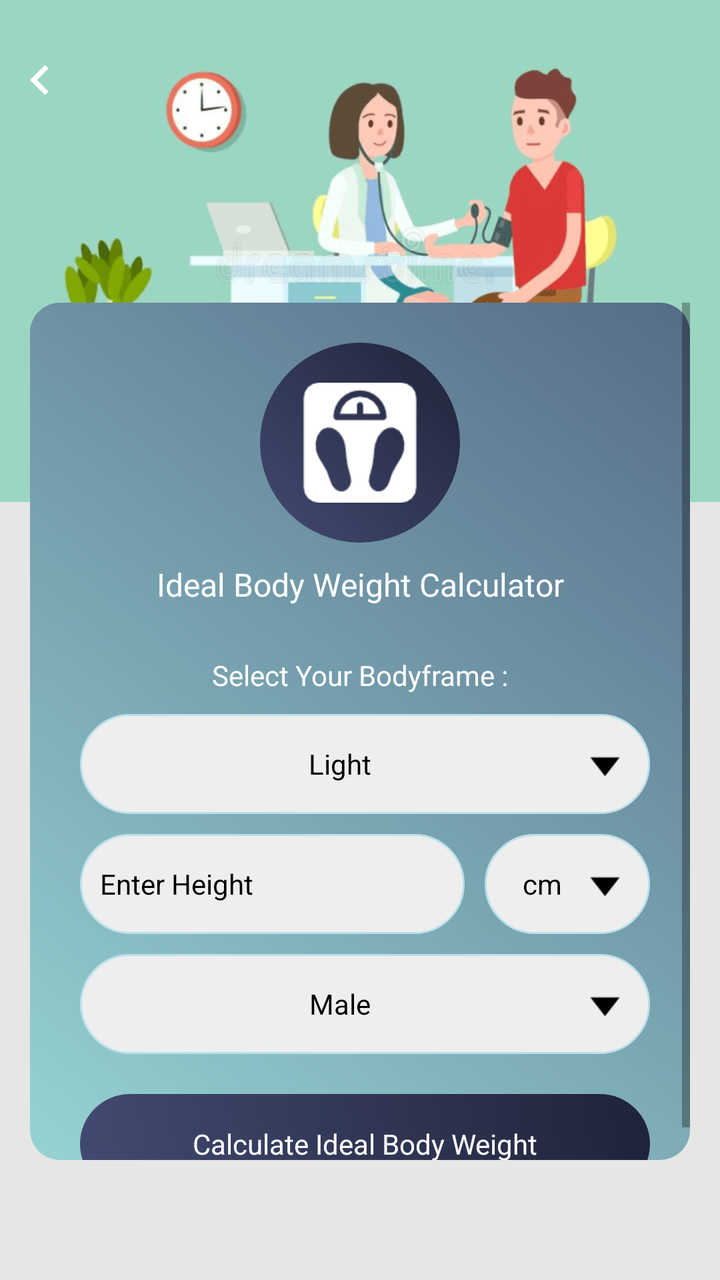
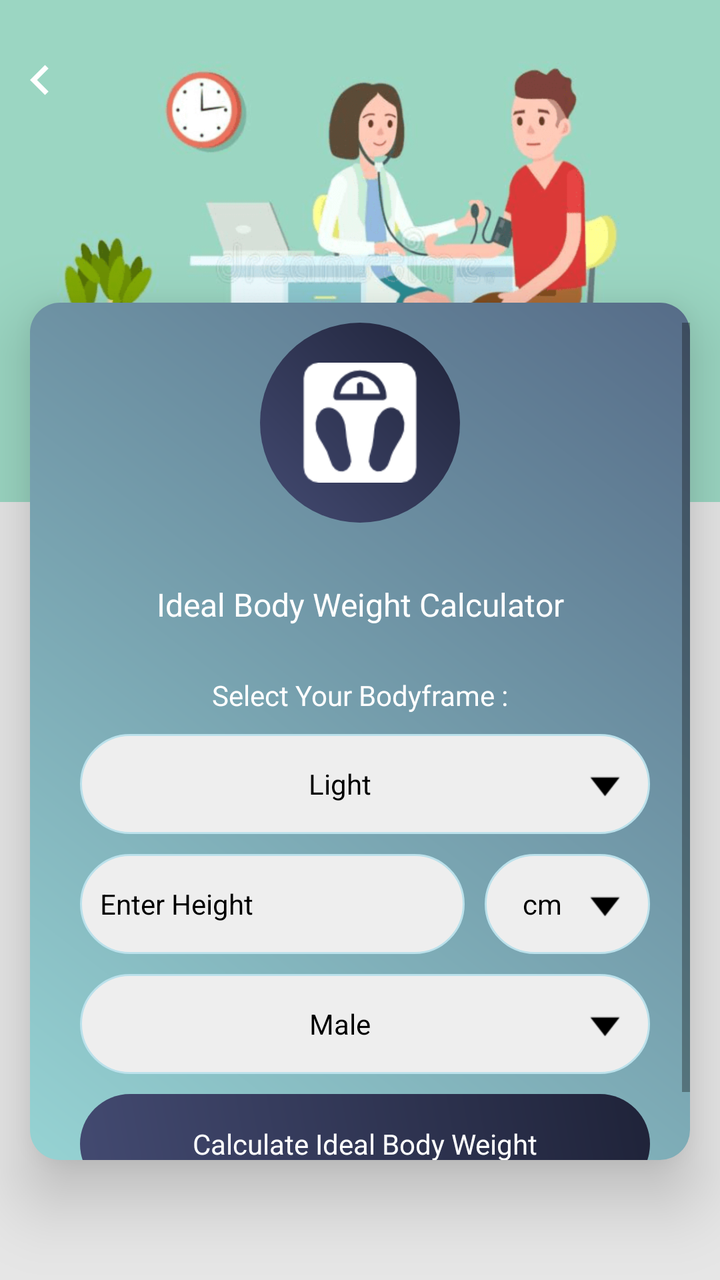

Two renders of the same Android screen: before a commit and after it. Below are the layout's source before the change and the commit's diff.
<!-- AndroidManifest.xml: application theme AppTheme -->
<!-- res/layout/ideal_body_weight_calculator.xml -->
<?xml version="1.0" encoding="utf-8"?>
<RelativeLayout xmlns:android="http://schemas.android.com/apk/res/android"
    xmlns:aapt="http://schemas.android.com/aapt"
    xmlns:app="http://schemas.android.com/apk/res-auto"
    android:layout_width="match_parent"
    android:layout_height="match_parent"
    android:background="@color/gray_color"
    android:orientation="vertical">

    <RelativeLayout
        android:id="@+id/banner"
        android:layout_width="match_parent"
        android:layout_height="wrap_content"
        android:background="@mipmap/calculator_banner_2">

    </RelativeLayout>
    <ImageView
        android:id="@+id/iv_back"
        android:layout_width="40dp"
        android:layout_height="40dp"
        android:layout_alignParentLeft="true"
        android:layout_alignParentTop="true"
        android:layout_marginTop="20dp"
        android:padding="5dp"
        android:src="@drawable/ic_chevron_left_white_24dp" />



    <LinearLayout
        android:id="@+id/cardviewone"
        android:layout_marginBottom="60dp"
        android:layout_width="match_parent"
        android:layout_height="wrap_content"
        android:layout_marginLeft="@dimen/text_15"
        android:layout_below="@+id/banner"
        android:layout_marginTop="-100dp"

        android:layout_marginRight="@dimen/text_15"
        android:orientation="horizontal"
        android:background="@drawable/a2_grad_black"
        app:cardElevation="20dip">


    <ScrollView
        android:layout_width="match_parent"
        android:layout_height="wrap_content"
        android:layout_above="@+id/normal_ad_include"
        android:layout_below="@+id/tv_body_body_weight">

        <LinearLayout
            android:layout_width="match_parent"
            android:layout_height="wrap_content"
            android:layout_centerInParent="true"
            android:layout_margin="20dp"
            android:orientation="vertical">

            <RelativeLayout
                android:layout_width="match_parent"
                android:layout_above="@+id/cardviewone"

                android:layout_height="wrap_content">
                <RelativeLayout
                    android:id="@+id/rel12"
                    android:layout_width="100dp"
                    android:layout_centerInParent="true"
                    android:background="@drawable/a3_grad"
                    android:layout_height="100dp">

                    <ImageView
                        android:id="@+id/iv_body_body_weight"
                        android:layout_width="60dp"
                        android:layout_height="60dp"
                        android:layout_centerHorizontal="true"
                        android:layout_centerInParent="true"
                        android:src="@drawable/img_ideal_body_weight" />
                </RelativeLayout>
            </RelativeLayout>


            <TextView
                android:id="@+id/tv_body_body_weight"
                android:layout_width="match_parent"
                android:layout_height="wrap_content"
                android:layout_below="@+id/rel12"
                android:textAlignment="center"
                android:layout_centerHorizontal="true"
                android:layout_margin="10dp"
                android:text="@string/Ideal_Body_Weight_Calculator"
                android:textColor="@color/white"
                android:textSize="@dimen/textsize_16" />

            
            <LinearLayout
                android:layout_width="match_parent"
                android:layout_height="wrap_content"
                android:layout_centerInParent="true"
                android:layout_marginTop="10dp"
                android:orientation="vertical"
                android:weightSum="10">

                <TextView
                    android:id="@+id/tv_bodyframe"
                    android:layout_width="match_parent"
                    android:layout_height="wrap_content"
                    android:gravity="center"
                    android:hint="@string/Select_Your_Bodyframe"
                    android:paddingTop="5dp"
                    android:textColor="@color/white"
                    android:textColorHint="@color/white"
                    android:textSize="@dimen/textsize_14" />

                <TextView
                    android:id="@+id/tv_body_frame"
                    android:layout_width="match_parent"
                    android:layout_height="50dp"
                    android:layout_marginLeft="5dp"
                    android:layout_marginTop="10dp"
                    android:layout_weight="3"
                    android:background="@drawable/corner2"
                    android:drawableRight="@mipmap/down"
                    android:gravity="center"
                    android:padding="10dp"
                    android:text="@string/Light"
                    android:textColor="@color/black"
                    android:textColorHint="@color/black"
                    android:textSize="@dimen/textsize_14" />
            </LinearLayout>

            <LinearLayout
                android:layout_width="match_parent"
                android:layout_height="wrap_content"
                android:layout_centerInParent="true"
                android:layout_marginLeft="5dp"
                android:layout_marginTop="10dp"
                android:orientation="horizontal"
                android:weightSum="10">

                <EditText
                    android:id="@+id/et_height"
                    android:layout_width="0dp"
                    android:layout_height="50dp"
                    android:layout_weight="7"
                    android:background="@drawable/corner2"
                    android:hint="@string/Enter_Height"
                    android:imeOptions="actionDone"
                    android:inputType="numberDecimal"
                    android:paddingLeft="10dp"
                    android:textColor="@color/black"
                    android:textColorHint="@color/black"
                    android:textSize="@dimen/textsize_14" />

                <TextView
                    android:id="@+id/tv_heightunit"
                    android:layout_width="0dp"
                    android:layout_height="match_parent"
                    android:layout_marginLeft="10dp"
                    android:layout_weight="3"
                    android:background="@drawable/corner2"
                    android:drawableRight="@mipmap/down"
                    android:gravity="center"
                    android:padding="10dp"
                    android:text="@string/cm"
                    android:textColor="@color/black"
                    android:textColorHint="@color/black"
                    android:textSize="@dimen/textsize_14" />
            </LinearLayout>

            <LinearLayout
                android:layout_width="match_parent"
                android:layout_height="wrap_content"
                android:layout_centerInParent="true"
                android:layout_marginTop="10dp"
                android:orientation="vertical"
                android:weightSum="10">

                <TextView
                    android:id="@+id/tv_select"
                    android:layout_width="match_parent"
                    android:layout_height="wrap_content"
                    android:gravity="center"
                    android:hint="@string/Select_Your_Gender"
                    android:textColor="@color/black"
                    android:textColorHint="@color/black"
                    android:textSize="@dimen/textsize_14"
                    android:visibility="gone" />

                <TextView
                    android:id="@+id/tv_gender"
                    android:layout_width="match_parent"
                    android:layout_height="50dp"
                    android:layout_marginLeft="5dp"
                    android:background="@drawable/corner2"
                    android:drawableRight="@mipmap/down"
                    android:gravity="center"
                    android:padding="10dp"
                    android:text="@string/Male"
                    android:textColor="@color/black"
                    android:textColorHint="@color/black"
                    android:textSize="@dimen/textsize_14" />
            </LinearLayout>

            <TextView
                android:id="@+id/tv_search_ideal_bodyweight"
                android:layout_width="match_parent"
                android:layout_height="50dp"
                android:layout_marginLeft="5dp"
                android:layout_marginTop="20dp"

                android:background="@drawable/a3_grad"
                android:gravity="center"
                android:text="Calculate Ideal Body Weight"
                android:textColor="@color/white"
                android:textColorHint="@color/white"
                android:textSize="@dimen/textsize_14" />
        </LinearLayout>
    </ScrollView>
    
    </LinearLayout>

    <LinearLayout
        android:id="@+id/normal_ad_include"
        android:layout_width="match_parent"
        android:layout_height="wrap_content"
        android:orientation="vertical"
        android:gravity="center"
        android:layout_alignParentBottom="true"/>
</RelativeLayout>
<!-- resources referenced by this layout -->
<resources>
  <color name="black">#000000</color>
  <color name="gray_color">#E6E6E6</color>
  <color name="white">#ffffff</color>
  <dimen name="text_15">15sp</dimen>
  <dimen name="textsize_14">14sp</dimen>
  <dimen name="textsize_16">16sp</dimen>
  <!-- drawable a2_grad_black (drawable) -->
  <?xml version="1.0" encoding="utf-8"?>
  <shape xmlns:android="http://schemas.android.com/apk/res/android">
      <gradient
          android:angle="225"
          android:endColor="#96D3D3"
          android:startColor="#566C88" />
  
      <corners android:radius="15dp"/>
  
  </shape>
  <!-- drawable a3_grad (drawable) -->
  <?xml version="1.0" encoding="utf-8"?>
  <shape xmlns:android="http://schemas.android.com/apk/res/android">
  <gradient
      android:angle="225"
      android:endColor="#434A71"
      android:startColor="#1F2339" />
  
  <corners android:radius="200dp"/>
  
  </shape>
  <!-- drawable corner2 (drawable) -->
  <?xml version="1.0" encoding="utf-8"?>
  <shape xmlns:android="http://schemas.android.com/apk/res/android"
      android:shape="rectangle">
  
  
      <stroke
          android:width="1dp"
          android:color="#BBE1EB"/>
  
      <corners android:radius="200dp"/>
  
      <solid
          android:color="#EEEEEE"/>
  
  </shape>
  <!-- drawable ic_chevron_left_white_24dp (drawable) -->
  <vector android:height="24dp" android:tint="#FFFFFF"
      android:viewportHeight="24" android:viewportWidth="24"
      android:width="24dp" xmlns:android="http://schemas.android.com/apk/res/android">
      <path android:fillColor="@android:color/white" android:pathData="M15.41,7.41L14,6l-6,6 6,6 1.41,-1.41L10.83,12z"/>
  </vector>
  <!-- drawable img_ideal_body_weight: png bitmap (drawable, 1484 bytes) -->
  <!-- mipmap calculator_banner_2: png bitmap (mipmap-xhdpi, 70074 bytes) -->
  <!-- mipmap down: png bitmap (mipmap-xhdpi, 325 bytes) -->
  <string name="Enter_Height">Enter Height</string>
  <string name="Ideal_Body_Weight_Calculator">Ideal Body Weight Calculator</string>
  <string name="Light">Light</string>
  <string name="Male">Male</string>
  <string name="Select_Your_Bodyframe">Select Your Bodyframe :</string>
  <string name="Select_Your_Gender">Select Your Gender :</string>
  <string name="cm">cm</string>
  <style name="AppTheme" parent="Theme.AppCompat.Light.DarkActionBar">
          
          <item name="colorPrimary">@color/colorPrimary</item>
          <item name="colorPrimaryDark">@color/colorPrimaryDark</item>
          <item name="colorAccent">@color/colorAccent</item>
      </style>
  <color name="colorPrimary">#434A71</color>
  <color name="colorPrimaryDark">#1F2339</color>
  <color name="colorAccent">#1F2339</color>
</resources>

<!-- the commit's change to res/layout/ideal_body_weight_calculator.xml (unified diff, before → after) -->
@@ -34,30 +34,28 @@
         android:layout_marginLeft="@dimen/text_15"
         android:layout_below="@+id/banner"
         android:layout_marginTop="-100dp"
-
         android:layout_marginRight="@dimen/text_15"
         android:orientation="horizontal"
         android:background="@drawable/a2_grad_black"
-        app:cardElevation="20dip">
+        android:elevation="20dp">
 
 
     <ScrollView
         android:layout_width="match_parent"
         android:layout_height="wrap_content"
         android:layout_above="@+id/normal_ad_include"
+        android:layout_marginTop="10dp"
         android:layout_below="@+id/tv_body_body_weight">
 
         <LinearLayout
             android:layout_width="match_parent"
             android:layout_height="wrap_content"
             android:layout_centerInParent="true"
-            android:layout_margin="20dp"
             android:orientation="vertical">
 
             <RelativeLayout
                 android:layout_width="match_parent"
                 android:layout_above="@+id/cardviewone"
-
                 android:layout_height="wrap_content">
                 <RelativeLayout
                     android:id="@+id/rel12"
@@ -77,141 +75,147 @@
             </RelativeLayout>
 
 
-            <TextView
-                android:id="@+id/tv_body_body_weight"
-                android:layout_width="match_parent"
-                android:layout_height="wrap_content"
-                android:layout_below="@+id/rel12"
-                android:textAlignment="center"
-                android:layout_centerHorizontal="true"
-                android:layout_margin="10dp"
-                android:text="@string/Ideal_Body_Weight_Calculator"
-                android:textColor="@color/white"
-                android:textSize="@dimen/textsize_16" />
-
-            
             <LinearLayout
                 android:layout_width="match_parent"
                 android:layout_height="wrap_content"
                 android:layout_centerInParent="true"
-                android:layout_marginTop="10dp"
-                android:orientation="vertical"
-                android:weightSum="10">
-
+                android:layout_margin="20dp"
+                android:orientation="vertical">
                 <TextView
-                    android:id="@+id/tv_bodyframe"
-                    android:layout_width="match_parent"
-                    android:layout_height="wrap_content"
+                    android:id="@+id/tv_body_body_weight"
+                    android:layout_width="match_parent"
+                    android:layout_height="wrap_content"
+                    android:layout_below="@+id/rel12"
+                    android:textAlignment="center"
+                    android:layout_centerHorizontal="true"
+                    android:layout_margin="10dp"
+                    android:text="@string/Ideal_Body_Weight_Calculator"
+                    android:textColor="@color/white"
+                    android:textSize="@dimen/textsize_16" />
+
+
+                <LinearLayout
+                    android:layout_width="match_parent"
+                    android:layout_height="wrap_content"
+                    android:layout_centerInParent="true"
+                    android:layout_marginTop="10dp"
+                    android:orientation="vertical"
+                    android:weightSum="10">
+
+                    <TextView
+                        android:id="@+id/tv_bodyframe"
+                        android:layout_width="match_parent"
+                        android:layout_height="wrap_content"
+                        android:gravity="center"
+                        android:hint="@string/Select_Your_Bodyframe"
+                        android:paddingTop="5dp"
+                        android:textColor="@color/white"
+                        android:textColorHint="@color/white"
+                        android:textSize="@dimen/textsize_14" />
+
+                    <TextView
+                        android:id="@+id/tv_body_frame"
+                        android:layout_width="match_parent"
+                        android:layout_height="50dp"
+                        android:layout_marginLeft="5dp"
+                        android:layout_marginTop="10dp"
+                        android:layout_weight="3"
+                        android:background="@drawable/corner2"
+                        android:drawableRight="@mipmap/down"
+                        android:gravity="center"
+                        android:padding="10dp"
+                        android:text="@string/Light"
+                        android:textColor="@color/black"
+                        android:textColorHint="@color/black"
+                        android:textSize="@dimen/textsize_14" />
+                </LinearLayout>
+
+                <LinearLayout
+                    android:layout_width="match_parent"
+                    android:layout_height="wrap_content"
+                    android:layout_centerInParent="true"
+                    android:layout_marginLeft="5dp"
+                    android:layout_marginTop="10dp"
+                    android:orientation="horizontal"
+                    android:weightSum="10">
+
+                    <EditText
+                        android:id="@+id/et_height"
+                        android:layout_width="0dp"
+                        android:layout_height="50dp"
+                        android:layout_weight="7"
+                        android:background="@drawable/corner2"
+                        android:hint="@string/Enter_Height"
+                        android:imeOptions="actionDone"
+                        android:inputType="numberDecimal"
+                        android:paddingLeft="10dp"
+                        android:textColor="@color/black"
+                        android:textColorHint="@color/black"
+                        android:textSize="@dimen/textsize_14" />
+
+                    <TextView
+                        android:id="@+id/tv_heightunit"
+                        android:layout_width="0dp"
+                        android:layout_height="match_parent"
+                        android:layout_marginLeft="10dp"
+                        android:layout_weight="3"
+                        android:background="@drawable/corner2"
+                        android:drawableRight="@mipmap/down"
+                        android:gravity="center"
+                        android:padding="10dp"
+                        android:text="@string/cm"
+                        android:textColor="@color/black"
+                        android:textColorHint="@color/black"
+                        android:textSize="@dimen/textsize_14" />
+                </LinearLayout>
+
+                <LinearLayout
+                    android:layout_width="match_parent"
+                    android:layout_height="wrap_content"
+                    android:layout_centerInParent="true"
+                    android:layout_marginTop="10dp"
+                    android:orientation="vertical"
+                    android:weightSum="10">
+
+                    <TextView
+                        android:id="@+id/tv_select"
+                        android:layout_width="match_parent"
+                        android:layout_height="wrap_content"
+                        android:gravity="center"
+                        android:hint="@string/Select_Your_Gender"
+                        android:textColor="@color/black"
+                        android:textColorHint="@color/black"
+                        android:textSize="@dimen/textsize_14"
+                        android:visibility="gone" />
+
+                    <TextView
+                        android:id="@+id/tv_gender"
+                        android:layout_width="match_parent"
+                        android:layout_height="50dp"
+                        android:layout_marginLeft="5dp"
+                        android:background="@drawable/corner2"
+                        android:drawableRight="@mipmap/down"
+                        android:gravity="center"
+                        android:padding="10dp"
+                        android:text="@string/Male"
+                        android:textColor="@color/black"
+                        android:textColorHint="@color/black"
+                        android:textSize="@dimen/textsize_14" />
+                </LinearLayout>
+
+                <TextView
+                    android:id="@+id/tv_search_ideal_bodyweight"
+                    android:layout_width="match_parent"
+                    android:layout_height="50dp"
+                    android:layout_marginLeft="5dp"
+                    android:layout_marginTop="10dp"
+                    android:background="@drawable/a3_grad"
                     android:gravity="center"
-                    android:hint="@string/Select_Your_Bodyframe"
-                    android:paddingTop="5dp"
+                    android:text="Calculate Ideal Body Weight"
                     android:textColor="@color/white"
                     android:textColorHint="@color/white"
                     android:textSize="@dimen/textsize_14" />
-
-                <TextView
-                    android:id="@+id/tv_body_frame"
-                    android:layout_width="match_parent"
-                    android:layout_height="50dp"
-                    android:layout_marginLeft="5dp"
-                    android:layout_marginTop="10dp"
-                    android:layout_weight="3"
-                    android:background="@drawable/corner2"
-                    android:drawableRight="@mipmap/down"
-                    android:gravity="center"
-                    android:padding="10dp"
-                    android:text="@string/Light"
-                    android:textColor="@color/black"
-                    android:textColorHint="@color/black"
-                    android:textSize="@dimen/textsize_14" />
             </LinearLayout>
-
-            <LinearLayout
-                android:layout_width="match_parent"
-                android:layout_height="wrap_content"
-                android:layout_centerInParent="true"
-                android:layout_marginLeft="5dp"
-                android:layout_marginTop="10dp"
-                android:orientation="horizontal"
-                android:weightSum="10">
-
-                <EditText
-                    android:id="@+id/et_height"
-                    android:layout_width="0dp"
-                    android:layout_height="50dp"
-                    android:layout_weight="7"
-                    android:background="@drawable/corner2"
-                    android:hint="@string/Enter_Height"
-                    android:imeOptions="actionDone"
-                    android:inputType="numberDecimal"
-                    android:paddingLeft="10dp"
-                    android:textColor="@color/black"
-                    android:textColorHint="@color/black"
-                    android:textSize="@dimen/textsize_14" />
-
-                <TextView
-                    android:id="@+id/tv_heightunit"
-                    android:layout_width="0dp"
-                    android:layout_height="match_parent"
-                    android:layout_marginLeft="10dp"
-                    android:layout_weight="3"
-                    android:background="@drawable/corner2"
-                    android:drawableRight="@mipmap/down"
-                    android:gravity="center"
-                    android:padding="10dp"
-                    android:text="@string/cm"
-                    android:textColor="@color/black"
-                    android:textColorHint="@color/black"
-                    android:textSize="@dimen/textsize_14" />
-            </LinearLayout>
-
-            <LinearLayout
-                android:layout_width="match_parent"
-                android:layout_height="wrap_content"
-                android:layout_centerInParent="true"
-                android:layout_marginTop="10dp"
-                android:orientation="vertical"
-                android:weightSum="10">
-
-                <TextView
-                    android:id="@+id/tv_select"
-                    android:layout_width="match_parent"
-                    android:layout_height="wrap_content"
-                    android:gravity="center"
-                    android:hint="@string/Select_Your_Gender"
-                    android:textColor="@color/black"
-                    android:textColorHint="@color/black"
-                    android:textSize="@dimen/textsize_14"
-                    android:visibility="gone" />
-
-                <TextView
-                    android:id="@+id/tv_gender"
-                    android:layout_width="match_parent"
-                    android:layout_height="50dp"
-                    android:layout_marginLeft="5dp"
-                    android:background="@drawable/corner2"
-                    android:drawableRight="@mipmap/down"
-                    android:gravity="center"
-                    android:padding="10dp"
-                    android:text="@string/Male"
-                    android:textColor="@color/black"
-                    android:textColorHint="@color/black"
-                    android:textSize="@dimen/textsize_14" />
-            </LinearLayout>
-
-            <TextView
-                android:id="@+id/tv_search_ideal_bodyweight"
-                android:layout_width="match_parent"
-                android:layout_height="50dp"
-                android:layout_marginLeft="5dp"
-                android:layout_marginTop="20dp"
-
-                android:background="@drawable/a3_grad"
-                android:gravity="center"
-                android:text="Calculate Ideal Body Weight"
-                android:textColor="@color/white"
-                android:textColorHint="@color/white"
-                android:textSize="@dimen/textsize_14" />
         </LinearLayout>
     </ScrollView>
     
